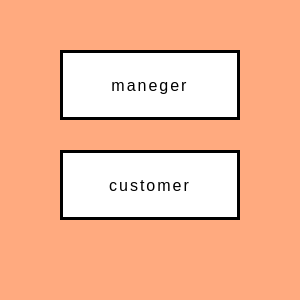
This is mainwindow.ui in M0tgh3y/MOT-Stor-Qt as Qt 5 draws it before an edit. The edited form follows.
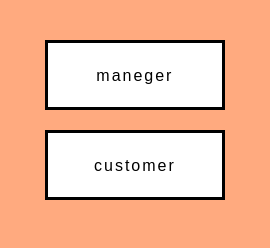
This is the edited form.

```diff
--- a/mainwindow.ui
+++ b/mainwindow.ui
@@ -6,8 +6,8 @@
    <rect>
     <x>0</x>
     <y>0</y>
-    <width>300</width>
-    <height>300</height>
+    <width>270</width>
+    <height>248</height>
    </rect>
   </property>
   <property name="windowTitle">
@@ -20,8 +20,8 @@
    <widget class="QPushButton" name="manager">
     <property name="geometry">
      <rect>
-      <x>60</x>
-      <y>50</y>
+      <x>45</x>
+      <y>40</y>
       <width>180</width>
       <height>70</height>
      </rect>
@@ -69,8 +69,8 @@
    <widget class="QPushButton" name="customer">
     <property name="geometry">
      <rect>
-      <x>60</x>
-      <y>150</y>
+      <x>45</x>
+      <y>130</y>
       <width>180</width>
       <height>70</height>
      </rect>
```
Left out of the diff: 2 changed lines with no effect on the pictures.
